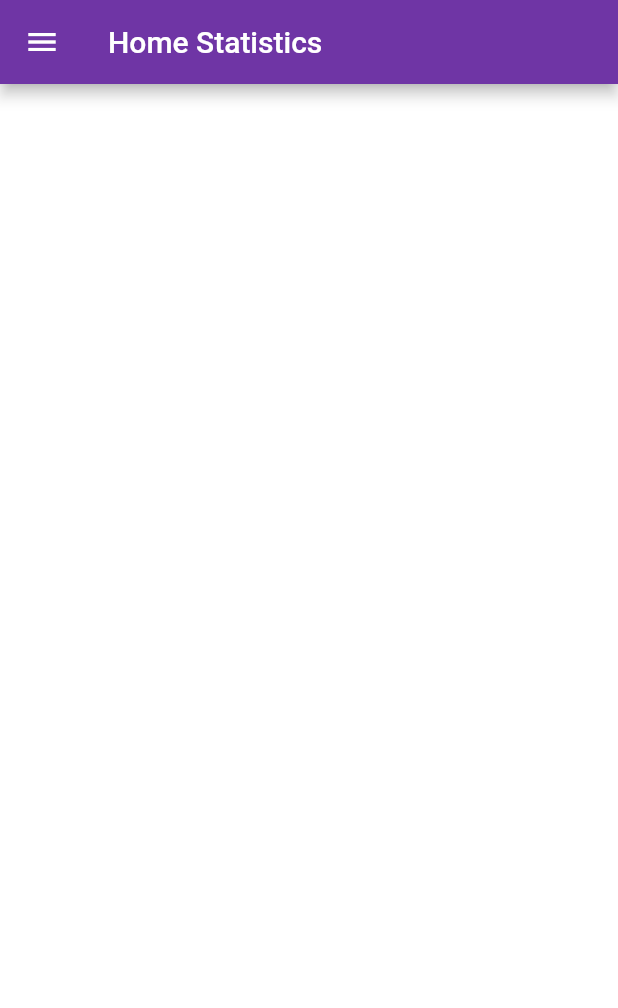
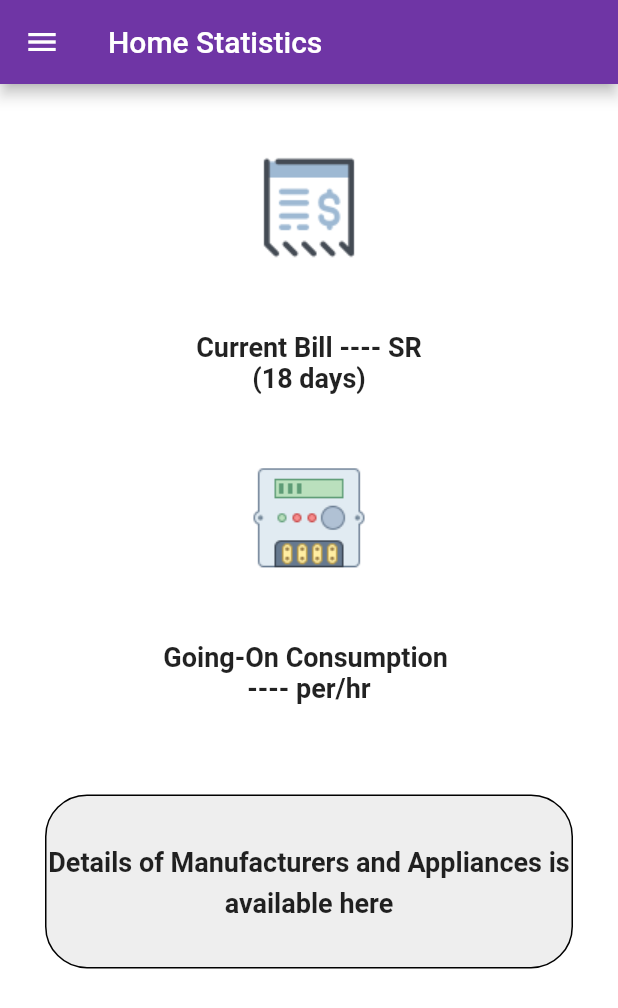
Before and after one commit to abdullahgolam/NEM, a Flutter app: the HomeStatistics screen opened directly, on a phone screen of 412 x 824 dp. Shown: the top 1008 px of the screen. Run offline on Flutter 3.47's test engine with Material 2 defaults, Android fonts, the phone set to English and light mode, and no system bars; our stand-ins replace flutter_svg.

Commit message:
Home statictic page

```diff
--- a/nem/lib/Screens/HomeStatistics/home_statistics.dart
+++ b/nem/lib/Screens/HomeStatistics/home_statistics.dart
@@ -10,11 +10,65 @@ class _HomeStatisticsState extends State<HomeStatistics> {
   @override
   Widget build(BuildContext context) {
     final size = MediaQuery.of(context).size;
+
     return SafeArea(
       child: Scaffold(
         appBar: AppBar(
           backgroundColor: kPrimaryColor,
           title: Text("Home Statistics"),
+        ),
+        body: Container(
+          width: double.infinity,
+          height: size.height,
+          child: Column(
+            mainAxisAlignment: MainAxisAlignment.start,
+            children: <Widget>[
+              Image.asset(
+                "assets/icons/icons8-bill-80.png",
+                height: size.height * 0.20,
+              ),
+              Text(
+                "Current Bill ---- SR",
+                style: TextStyle(fontWeight: FontWeight.bold, fontSize: 18),
+              ),
+              Text(
+                "(18 days)",
+                style: TextStyle(fontWeight: FontWeight.bold, fontSize: 18),
+              ),
+              Image.asset(
+                "assets/icons/icons8-energy-meter-80.png",
+                height: size.height * 0.20,
+              ),
+              Text(
+                "Going-On Consumption ",
+                style: TextStyle(fontWeight: FontWeight.bold, fontSize: 18),
+              ),
+              Text(
+                "---- per/hr",
+                style: TextStyle(fontWeight: FontWeight.bold, fontSize: 18),
+              ),
+              SizedBox(
+                height: 30,
+              ),
+              Container(
+                decoration: BoxDecoration(
+                  color: Colors.grey[200],
+                  border: Border.all(width: 1),
+                  borderRadius: BorderRadius.circular(28.0),
+                ),
+                margin: const EdgeInsets.all(30),
+                child: Padding(
+                  padding: const EdgeInsets.symmetric(vertical: 30),
+                  child: Text(
+                    'Details of Manufacturers and Appliances is available here',
+                    textAlign: TextAlign.center,
+                    style: TextStyle(
+                        fontWeight: FontWeight.bold, fontSize: 18, height: 1.5),
+                  ),
+                ),
+              )
+            ],
+          ),
         ),
         drawer: Drawer(
           // Add a ListView to the drawer. This ensures the user can scroll
```
Also changed, not shown: nem/assets/icons/icons8-bill-64.png (added), nem/assets/icons/icons8-bill-80.png (added), nem/assets/icons/icons8-energy-meter-16.png (added), nem/assets/icons/icons8-energy-meter-80.png (added), nem/assets/images/bghome.jpg (added), nem/assets/images/homeBackground.png (added).
